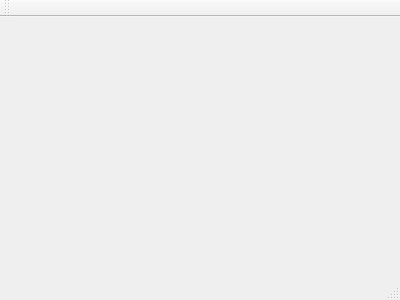
Qt form Projektarbeit_QT_L/mainwindow.ui (TH910/Projektarbeit_L) before a commit.
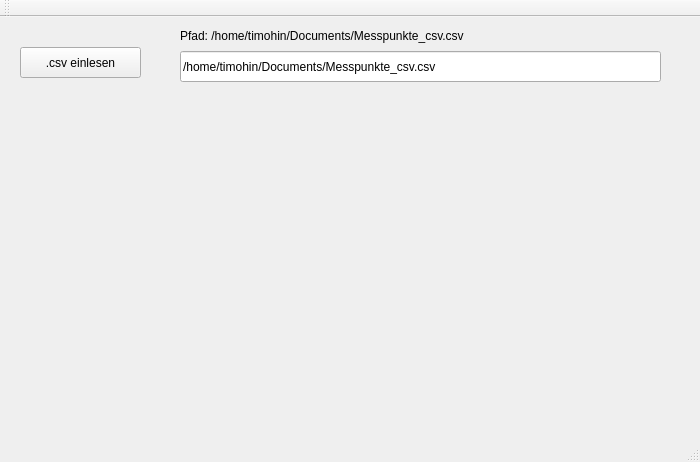
The same form after that commit.

The edit to the form file:
```diff
--- a/Projektarbeit_QT_L/mainwindow.ui
+++ b/Projektarbeit_QT_L/mainwindow.ui
@@ -1,24 +1,79 @@
 <ui version="4.0">
  <class>MainWindow</class>
- <widget class="QMainWindow" name="MainWindow" >
-  <property name="geometry" >
+ <widget class="QMainWindow" name="MainWindow">
+  <property name="geometry">
    <rect>
     <x>0</x>
     <y>0</y>
-    <width>400</width>
-    <height>300</height>
+    <width>700</width>
+    <height>462</height>
    </rect>
   </property>
   <property name="windowTitle" >
    <string>MainWindow</string>
   </property>
-  <widget class="QMenuBar" name="menuBar" />
-  <widget class="QToolBar" name="mainToolBar" />
-  <widget class="QWidget" name="centralWidget" />
-  <widget class="QStatusBar" name="statusBar" />
+  <widget class="QWidget" name="centralWidget">
+   <widget class="QPushButton" name="pushButton">
+    <property name="geometry">
+     <rect>
+      <x>20</x>
+      <y>30</y>
+      <width>121</width>
+      <height>31</height>
+     </rect>
+    </property>
+    <property name="text">
+     <string>.csv einlesen</string>
+    </property>
+   </widget>
+   <widget class="QLineEdit" name="lineEdit">
+    <property name="geometry">
+     <rect>
+      <x>180</x>
+      <y>34</y>
+      <width>481</width>
+      <height>31</height>
+     </rect>
+    </property>
+    <property name="text">
+     <string>/home/timohin/Documents/Messpunkte_csv.csv</string>
+    </property>
+   </widget>
+   <widget class="QLabel" name="label">
+    <property name="geometry">
+     <rect>
+      <x>180</x>
+      <y>10</y>
+      <width>401</width>
+      <height>17</height>
+     </rect>
+    </property>
+    <property name="text">
+     <string>Pfad: /home/timohin/Documents/Messpunkte_csv.csv</string>
+    </property>
+   </widget>
+  </widget>
+  <widget class="QMenuBar" name="menuBar">
+   <property name="geometry">
+    <rect>
+     <x>0</x>
+     <y>0</y>
+     <width>700</width>
+     <height>22</height>
+    </rect>
+   </property>
+  </widget>
+  <widget class="QToolBar" name="mainToolBar">
+   <attribute name="toolBarArea">
+    <enum>TopToolBarArea</enum>
+   </attribute>
+   <attribute name="toolBarBreak">
+    <bool>false</bool>
+   </attribute>
+  </widget>
+  <widget class="QStatusBar" name="statusBar"/>
  </widget>
- <layoutDefault spacing="6" margin="11" />
- <pixmapfunction></pixmapfunction>
+ <layoutdefault spacing="6" margin="11"/>
  <resources/>
  <connections/>
 </ui>
```
Left out of the diff: 7 changed lines with no effect on the pictures.
